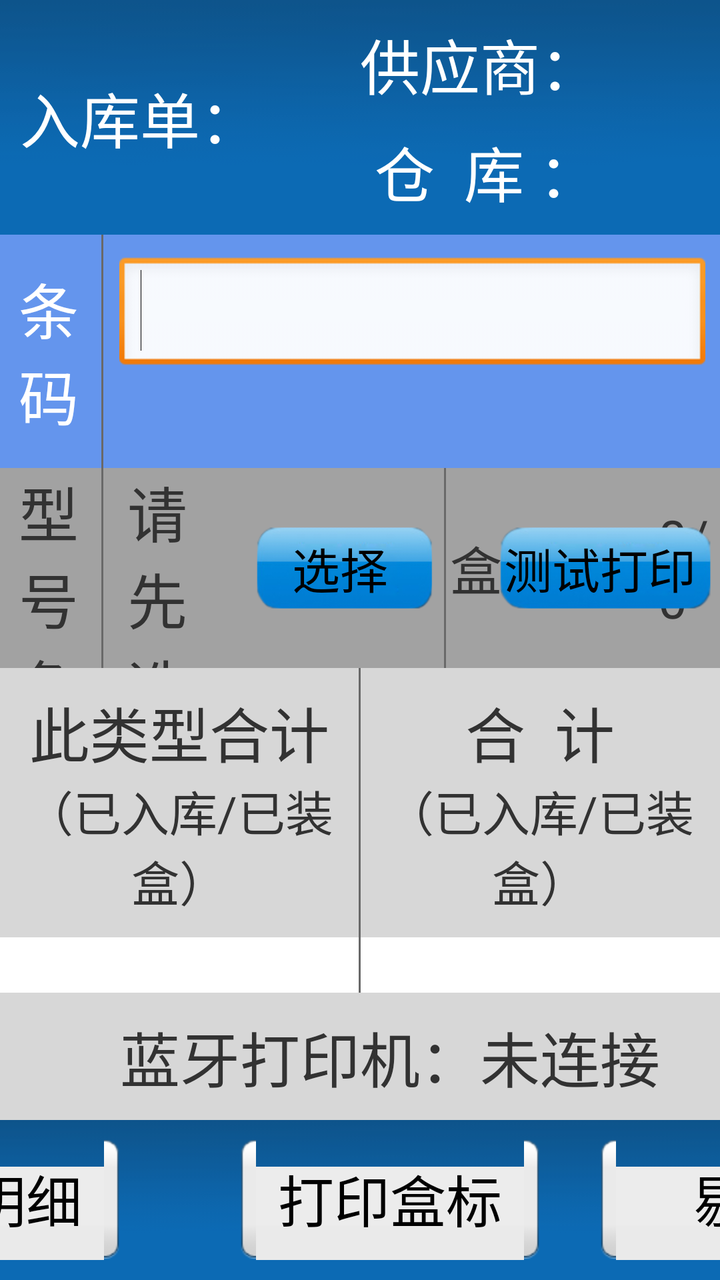
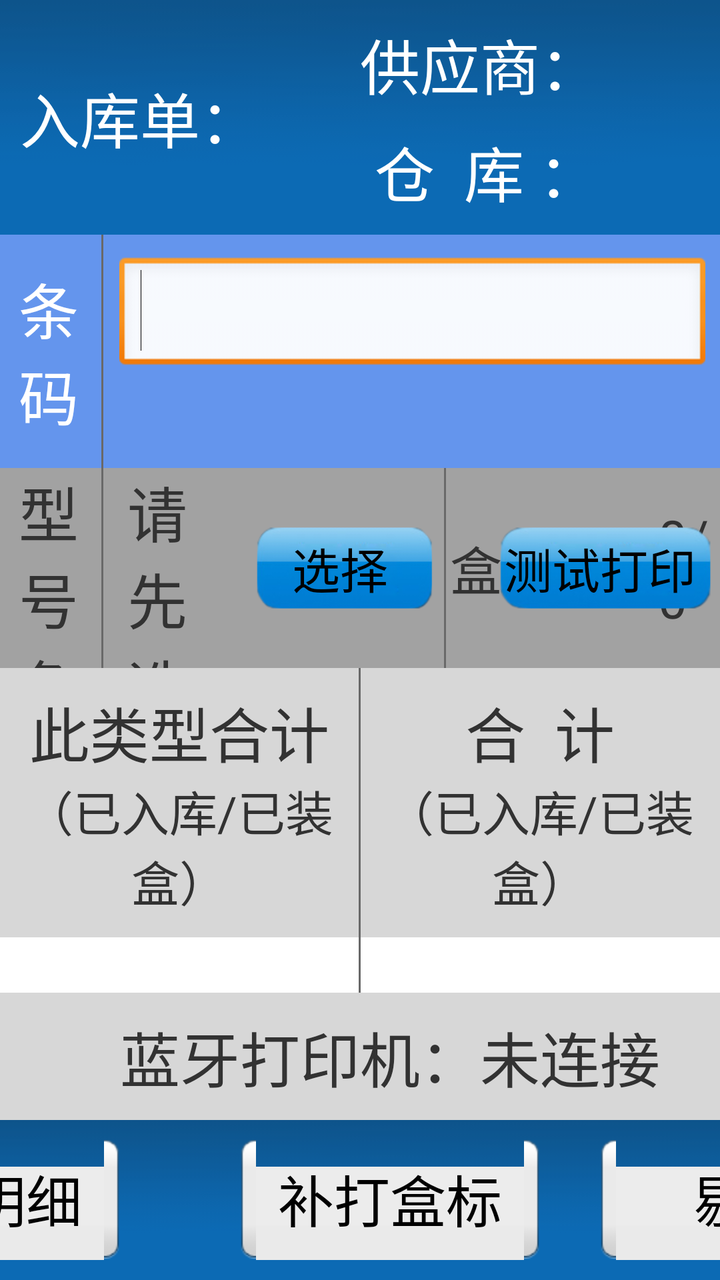

Compare the two renders of this Android layout. The source of the first and the diff that turns it into the second are given below.
<!-- AndroidManifest.xml: application theme android:Theme.Light.NoTitleBar -->
<!-- res/layout/packing_instock.xml -->
<?xml version="1.0" encoding="utf-8"?>
<LinearLayout xmlns:android="http://schemas.android.com/apk/res/android"
    android:layout_width="match_parent"
    android:layout_height="match_parent"
    android:orientation="vertical" >

    <LinearLayout
        android:layout_width="match_parent"
        android:layout_height="wrap_content"
        android:background="@drawable/titlebar_back"
        android:orientation="horizontal" >

        <RelativeLayout
            android:layout_width="0dp"
            android:layout_height="match_parent"
            android:layout_weight="1"
            android:gravity="center_vertical" >

            <TextView
                android:id="@+id/tv_instock_bill_str"
                android:layout_width="wrap_content"
                android:layout_height="wrap_content"
                android:layout_marginLeft="10dp"
                android:text="入库单："
                android:textColor="@color/white"
                android:textSize="30dp" />

            <TextView
                android:id="@+id/tv_instock_bill"
                android:layout_width="wrap_content"
                android:layout_height="wrap_content"
                android:layout_marginLeft="10dp"
                android:layout_toRightOf="@id/tv_instock_bill_str"
                android:text=""
                android:textColor="@color/white"
                android:textSize="30dp" />
        </RelativeLayout>

        <RelativeLayout
            android:layout_width="0dp"
            android:layout_height="match_parent"
            android:layout_weight="1"
            android:gravity="center_vertical"
            android:paddingBottom="10dp"
            android:paddingTop="10dp" >

            <TextView
                android:id="@+id/tv_supplier_str"
                android:layout_width="wrap_content"
                android:layout_height="wrap_content"
                android:text="供应商："
                android:textColor="@color/white"
                android:textSize="30dp" />

            <TextView
                android:id="@+id/tv_supplier"
                android:layout_width="wrap_content"
                android:layout_height="wrap_content"
                android:layout_toRightOf="@id/tv_supplier_str"
                android:text=""
                android:textColor="@color/white"
                android:textSize="30dp" />

            <TextView
                android:id="@+id/tv_stock_str"
                android:layout_width="wrap_content"
                android:layout_height="wrap_content"
                android:layout_below="@id/tv_supplier_str"
                android:layout_marginTop="10dp"
                android:text=" 仓  库 ："
                android:textColor="@color/white"
                android:textSize="30dp" />

            <TextView
                android:id="@+id/tv_stock"
                android:layout_width="wrap_content"
                android:layout_height="wrap_content"
                android:layout_below="@id/tv_supplier_str"
                android:layout_toRightOf="@id/tv_stock_str"
                android:text=""
                android:textColor="@color/white"
                android:textSize="30dp" />
        </RelativeLayout>
    </LinearLayout>

    <LinearLayout
        android:layout_width="match_parent"
        android:layout_height="wrap_content"
        android:background="@color/cornflowerblue"
        android:orientation="horizontal" >

        <TextView
            android:layout_width="0dp"
            android:layout_height="wrap_content"
            android:layout_weight="0.4"
            android:gravity="center"
            android:paddingBottom="15dp"
            android:paddingTop="15dp"
            android:text="条\t\t码"
            android:textColor="@color/white"
            android:textSize="30dp" />

        <View
            android:layout_width="1dp"
            android:layout_height="fill_parent"
            android:layout_marginLeft="2dp"
            android:layout_marginRight="2dp"
            android:background="#696969" />

        <View
            android:layout_width="0dp"
            android:layout_height="fill_parent"
            android:layout_weight="0.05" />

        <EditText
            android:id="@+id/et_barcode"
            android:layout_width="0dp"
            android:layout_height="wrap_content"
            android:layout_weight="2.4"
            android:focusable="true"
            android:focusableInTouchMode="true"
            android:gravity="center_vertical"
            android:inputType="text"
            android:textSize="30dp" >

            <requestFocus />
        </EditText>

        <View
            android:layout_width="1dp"
            android:layout_height="fill_parent" />

        <View
            android:layout_width="0dp"
            android:layout_height="fill_parent"
            android:layout_weight="0.05" />
    </LinearLayout>

    <LinearLayout
        android:layout_width="match_parent"
        android:layout_height="100dp"
        android:background="#A2A2A2"
        android:gravity="center_vertical"
        android:orientation="horizontal" >

        <RelativeLayout
            android:layout_width="0dp"
            android:layout_height="wrap_content"
            android:layout_weight="0.4"
            android:gravity="center" >

            <TextView
                android:id="@+id/tv_model_color_str"
                android:layout_width="wrap_content"
                android:layout_height="wrap_content"
                android:gravity="center"
                android:text="型号色号"
                android:textSize="30dp" />

            <TextView
                android:id="@+id/tv_productid_str"
                android:layout_width="wrap_content"
                android:layout_height="wrap_content"
                android:layout_below="@id/tv_model_color_str"
                android:gravity="center"
                android:text="（产品ID）"
                android:textSize="28dp" />
        </RelativeLayout>

        <LinearLayout
            android:layout_width="0dp"
            android:layout_height="wrap_content"
            android:layout_weight="1.4"
            android:gravity="center_vertical"
            android:orientation="horizontal" >

            <View
                android:layout_width="1dp"
                android:layout_height="wrap_content"
                android:layout_marginLeft="2dp"
                android:layout_marginRight="2dp"
                android:background="#696969" />

            <RelativeLayout
                android:layout_width="0dp"
                android:layout_height="wrap_content"
                android:layout_weight="1" >

                <TextView
                    android:id="@+id/tv_model_color"
                    android:layout_width="wrap_content"
                    android:layout_height="wrap_content"
                    android:paddingLeft="10dp"
                    android:text="请先选择型号色号>>>"
                    android:textSize="30dp" />

                <TextView
                    android:id="@+id/tv_productid"
                    android:layout_width="wrap_content"
                    android:layout_height="wrap_content"
                    android:layout_below="@id/tv_model_color"
                    android:paddingLeft="20dp"
                    android:textSize="28dp" />
            </RelativeLayout>

            <Button
                android:id="@+id/btn_select_model_color"
                android:layout_width="100dp"
                android:layout_height="50dp"
                android:background="@drawable/button_background"
                android:text="选择"
                android:textSize="24dp" />
        </LinearLayout>

        <View
            android:layout_width="1dp"
            android:layout_height="wrap_content"
            android:layout_marginLeft="2dp"
            android:layout_marginRight="2dp"
            android:background="#696969" />

        <RelativeLayout
            android:layout_width="0dp"
            android:layout_height="wrap_content"
            android:layout_weight="1.1" >

            <TextView
                android:id="@+id/tv_packing_number_str"
                android:layout_width="wrap_content"
                android:layout_height="wrap_content"
                android:layout_centerVertical="true"
                android:text="盒装数："
                android:textSize="26dp" />

            <TextView
                android:id="@+id/tv_packing_number"
                android:layout_width="wrap_content"
                android:layout_height="wrap_content"
                android:layout_centerVertical="true"
                android:layout_toRightOf="@+id/tv_packing_number_str"
                android:text="0/0"
                android:textSize="26dp" />

            <Button
                android:id="@+id/btn_set_packing_number"
                android:layout_width="100dp"
                android:layout_height="50dp"
                android:layout_centerVertical="true"
                android:layout_marginRight="15dp"
                android:layout_toLeftOf="@+id/btn_test_packing"
                android:background="@drawable/button_background"
                android:text="设置"
                android:textSize="24dp" />

            <Button
                android:id="@+id/btn_test_packing"
                android:layout_width="120dp"
                android:layout_height="50dp"
                android:layout_alignParentRight="true"
                android:layout_centerVertical="true"
                android:background="@drawable/button_background"
                android:text="测试打印"
                android:textSize="24dp" />
        </RelativeLayout>
    </LinearLayout>

    <LinearLayout
        android:layout_width="match_parent"
        android:layout_height="0dp"
        android:layout_weight="1"
        android:orientation="horizontal" >

        <RelativeLayout
            android:id="@+id/relayout_one_count"
            android:layout_width="0dp"
            android:layout_height="fill_parent"
            android:layout_weight="1" >

            <RelativeLayout
                android:id="@+id/relayout_one_count_title"
                android:layout_width="match_parent"
                android:layout_height="wrap_content"
                android:background="#D7D7D7"
                android:gravity="center"
                android:paddingBottom="10dp"
                android:paddingTop="10dp" >

                <TextView
                    android:id="@+id/tv_one_count_title"
                    android:layout_width="match_parent"
                    android:layout_height="wrap_content"
                    android:gravity="center_horizontal"
                    android:paddingBottom="0dp"
                    android:paddingTop="0dp"
                    android:text="此类型合计"
                    android:textSize="30dp" />

                <TextView
                    android:id="@+id/tv_one_count_small_title"
                    android:layout_width="match_parent"
                    android:layout_height="wrap_content"
                    android:layout_below="@id/tv_one_count_title"
                    android:gravity="center_horizontal"
                    android:padding="0dp"
                    android:text="（已入库/已装盒）"
                    android:textSize="24dp" />
            </RelativeLayout>

            <View
                android:id="@+id/line_left"
                android:layout_width="match_parent"
                android:layout_height="1dp"
                android:layout_below="@id/relayout_one_count_title"
                android:background="#D7D7D7" />

            <TextView
                android:id="@+id/tv_one_count"
                android:layout_width="match_parent"
                android:layout_height="fill_parent"
                android:layout_below="@id/line_left"
                android:gravity="center"
                android:padding="5dp"
                android:text="0/0"
                android:textSize="60dp" />
        </RelativeLayout>

        <View
            android:layout_width="1dp"
            android:layout_height="fill_parent"
            android:background="#696969" />

        <RelativeLayout
            android:id="@+id/relayout_all_count"
            android:layout_width="0dp"
            android:layout_height="fill_parent"
            android:layout_weight="1" >

            <RelativeLayout
                android:id="@+id/relayout_all_count_title"
                android:layout_width="match_parent"
                android:layout_height="wrap_content"
                android:background="#D7D7D7"
                android:paddingBottom="10dp"
                android:paddingTop="10dp" >

                <TextView
                    android:id="@+id/tv_all_count_title"
                    android:layout_width="match_parent"
                    android:layout_height="wrap_content"
                    android:gravity="center_horizontal"
                    android:text="合  计"
                    android:textSize="30dp" />

                <TextView
                    android:id="@+id/tv_all_count_small_title"
                    android:layout_width="match_parent"
                    android:layout_height="wrap_content"
                    android:layout_below="@id/tv_all_count_title"
                    android:gravity="center_horizontal"
                    android:padding="0dp"
                    android:text="（已入库/已装盒）"
                    android:textSize="24dp" />
            </RelativeLayout>

            <View
                android:id="@+id/line_right"
                android:layout_width="match_parent"
                android:layout_height="1dp"
                android:layout_below="@id/relayout_all_count_title"
                android:background="#D7D7D7" />

            <TextView
                android:id="@+id/tv_all_count"
                android:layout_width="match_parent"
                android:layout_height="fill_parent"
                android:layout_below="@+id/line_right"
                android:gravity="center"
                android:padding="5dp"
                android:text="0/0"
                android:textSize="60dp" />
        </RelativeLayout>
    </LinearLayout>

    <RelativeLayout
        android:layout_width="match_parent"
        android:layout_height="wrap_content"
        android:background="#D7D7D7"
        android:padding="10dp" >

        <TextView
            android:id="@+id/tv_connect_state_str"
            android:layout_width="wrap_content"
            android:layout_height="wrap_content"
            android:layout_marginLeft="50dp"
            android:gravity="center"
            android:text="蓝牙打印机："
            android:textSize="30dp" />

        <TextView
            android:id="@+id/tv_connect_state"
            android:layout_width="wrap_content"
            android:layout_height="wrap_content"
            android:layout_toRightOf="@id/tv_connect_state_str"
            android:gravity="center"
            android:text="未连接"
            android:textSize="30dp" />

        <TextView
            android:id="@+id/tv_message"
            android:layout_width="wrap_content"
            android:layout_height="wrap_content"
            android:layout_alignParentRight="true"
            android:layout_marginRight="50dp"
            android:gravity="center"
            android:text="可扫描"
            android:textSize="30dp"
            android:visibility="gone" />
    </RelativeLayout>

    <RelativeLayout
        android:layout_width="match_parent"
        android:layout_height="wrap_content"
        android:background="@drawable/titlebar_back"
        android:gravity="center"
        android:paddingBottom="10dp"
        android:paddingTop="10dp" >

        <Button
            android:id="@+id/btn_connect"
            android:layout_width="150dp"
            android:layout_height="60dp"
            android:background="@drawable/button_background2"
            android:text="连接"
            android:textSize="28dp" />

        <Button
            android:id="@+id/btn_scan_detail"
            android:layout_width="150dp"
            android:layout_height="60dp"
            android:layout_marginLeft="30dp"
            android:layout_toRightOf="@id/btn_connect"
            android:background="@drawable/button_background2"
            android:text="扫描明细"
            android:textSize="28dp" />

        <Button
            android:id="@+id/btn_scan_print"
            android:layout_width="150dp"
            android:layout_height="60dp"
            android:layout_marginLeft="30dp"
            android:layout_toRightOf="@id/btn_scan_detail"
            android:background="@drawable/button_background2"
            android:text="扫描打印"
            android:textSize="28dp" />

        <Button
            android:id="@+id/btn_again_print_boxcode"
            android:layout_width="150dp"
            android:layout_height="60dp"
            android:layout_marginLeft="30dp"
            android:layout_toRightOf="@id/btn_scan_print"
            android:background="@drawable/button_background2"
            android:text="打印盒标"
            android:textSize="28dp" />

        <Button
            android:id="@+id/btn_eliminate"
            android:layout_width="150dp"
            android:layout_height="60dp"
            android:layout_marginLeft="30dp"
            android:layout_toRightOf="@id/btn_again_print_boxcode"
            android:background="@drawable/button_background2"
            android:text="剔除"
            android:textSize="28dp" />

        <Button
            android:id="@+id/btn_finish"
            android:layout_width="150dp"
            android:layout_height="60dp"
            android:layout_marginLeft="30dp"
            android:layout_toRightOf="@id/btn_eliminate"
            android:background="@drawable/button_background2"
            android:text="完成"
            android:textSize="28dp" />
    </RelativeLayout>

</LinearLayout>
<!-- resources referenced by this layout -->
<resources>
  <color name="cornflowerblue">#6495ED</color>
  <color name="white">#FFFFFF</color>
  <!-- drawable button_background (drawable) -->
  <?xml version="1.0" encoding="utf-8"?>
  <selector xmlns:android="http://schemas.android.com/apk/res/android" >
     <item android:state_focused="true" android:drawable="@drawable/button_blue2"></item>
     <item android:state_pressed="true" android:drawable="@drawable/button_blue2"></item>
     <item android:drawable="@drawable/button_blue"></item> 
  </selector>
  <!-- drawable button_background2 (drawable) -->
  <?xml version="1.0" encoding="utf-8"?>
  <selector xmlns:android="http://schemas.android.com/apk/res/android" >
     <item android:state_focused="true" android:drawable="@drawable/btn_style_four_pressed"></item>
     <item android:state_pressed="true" android:drawable="@drawable/btn_style_four_pressed"></item>
     <item android:drawable="@drawable/btn_style_four_normal"></item> 
  </selector>
  <!-- drawable titlebar_back: png bitmap (drawable-hdpi, 3336 bytes) -->
  <!-- drawable button_blue2: png bitmap (drawable-hdpi, 7530 bytes) -->
  <!-- drawable button_blue: png bitmap (drawable-hdpi, 10436 bytes) -->
  <!-- drawable btn_style_four_pressed: png bitmap (drawable-hdpi, 1088 bytes) -->
  <!-- drawable btn_style_four_normal: png bitmap (drawable-hdpi, 1035 bytes) -->
</resources>

<!-- the commit's change to res/layout/packing_instock.xml (unified diff, before → after) -->
@@ -121,6 +121,7 @@
             android:focusableInTouchMode="true"
             android:gravity="center_vertical"
             android:inputType="text"
+            android:imeOptions="actionSend"
             android:textSize="30dp" >
 
             <requestFocus />
@@ -460,7 +461,7 @@
             android:layout_marginLeft="30dp"
             android:layout_toRightOf="@id/btn_scan_print"
             android:background="@drawable/button_background2"
-            android:text="打印盒标"
+            android:text="补打盒标"
             android:textSize="28dp" />
 
         <Button
